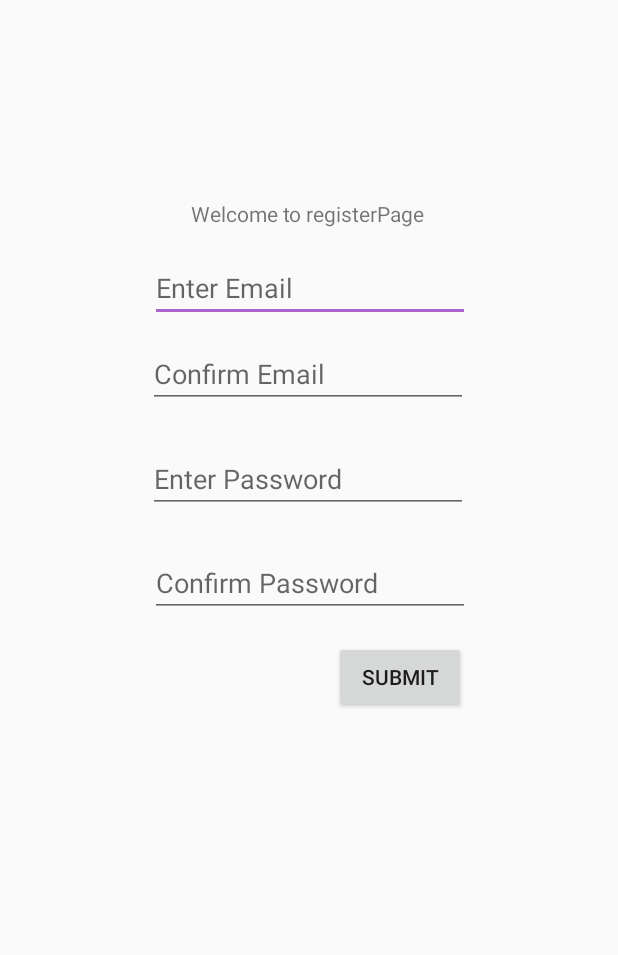
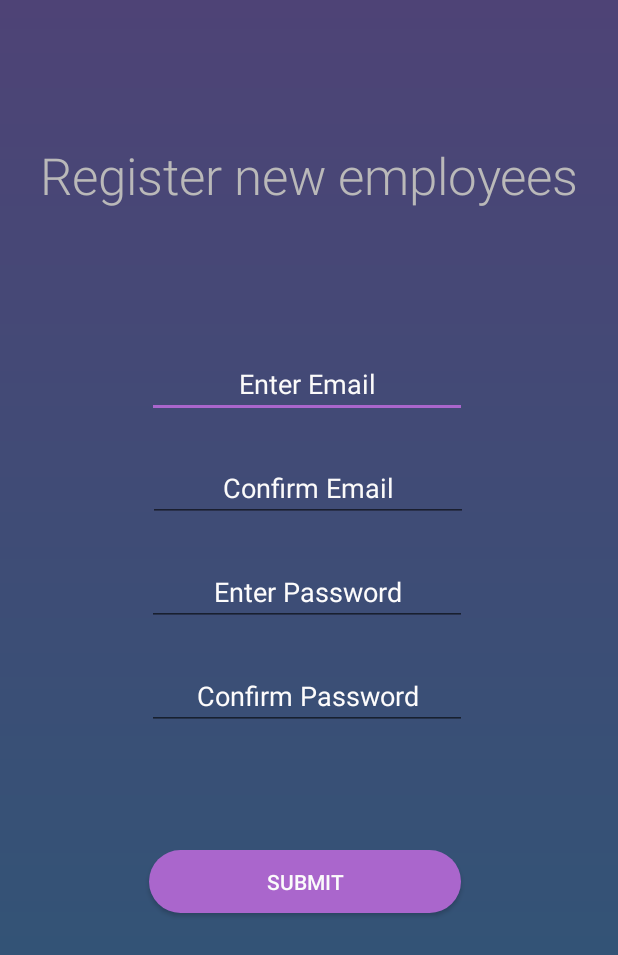
Before and after one commit to pascuale2/Shift-Scheduling-Application, an Android app: the registerpage screen opened directly, with no data from a screen before it, on a phone screen of 412 x 824 dp. Shown: the top 955 px of the screen. Run offline under Robolectric (Android 15) with nearby library versions, the phone set to English and light mode, and no system bars; Roboto replaces fonts that are not available here.

Commit message:
Small updates finished before demo, UI improvements:wq

```diff
--- a/home_screen/app/src/main/java/com/example/home_screen/MainActivity.java
+++ b/home_screen/app/src/main/java/com/example/home_screen/MainActivity.java
@@ -11,7 +11,7 @@ public class MainActivity extends AppCompatActivity {
     @Override
     protected void onCreate(Bundle savedInstanceState) {
         super.onCreate(savedInstanceState);
-        setContentView(R.layout.activity_main);
+        setContentView(R.layout.activity_landing_page);
         Window window = MainActivity.this.getWindow();
         window.addFlags(WindowManager.LayoutParams.FLAG_DRAWS_SYSTEM_BAR_BACKGROUNDS);
         window.clearFlags(WindowManager.LayoutParams.FLAG_TRANSLUCENT_STATUS);
--- a/shiftSchedule/app/src/main/res/layout/activity_registerpage.xml
+++ b/shiftSchedule/app/src/main/res/layout/activity_registerpage.xml
@@ -4,90 +4,105 @@
     xmlns:tools="http://schemas.android.com/tools"
     android:layout_width="match_parent"
     android:layout_height="match_parent"
+    android:background="@drawable/gradient"
     tools:context=".registerpage">
 
     <TextView
         android:id="@+id/registerPageTest"
-        android:layout_width="wrap_content"
-        android:layout_height="wrap_content"
-        android:text="Welcome to registerPage"
+        android:layout_width="359dp"
+        android:layout_height="59dp"
+        android:fontFamily="sans-serif-light"
+        android:text="Register new employees"
+        android:textColor="#BAB9B9"
+        app:autoSizeTextType="uniform"
         app:layout_constraintBottom_toBottomOf="parent"
         app:layout_constraintEnd_toEndOf="parent"
-        app:layout_constraintHorizontal_bias="0.498"
         app:layout_constraintStart_toStartOf="parent"
         app:layout_constraintTop_toTopOf="parent"
-        app:layout_constraintVertical_bias="0.165" />
+        app:layout_constraintVertical_bias="0.123" />
 
     <EditText
         android:id="@+id/RPemailTextView"
         android:layout_width="wrap_content"
         android:layout_height="wrap_content"
+        android:layout_marginTop="80dp"
+        android:ellipsize="start"
         android:ems="10"
+        android:gravity="center_horizontal"
         android:hint="Enter Email"
         android:inputType="textEmailAddress"
-        app:layout_constraintBottom_toBottomOf="parent"
+        android:textColor="#FBFBFB"
+        android:textColorHint="#FBFAFA"
         app:layout_constraintEnd_toEndOf="parent"
-        app:layout_constraintHorizontal_bias="0.502"
+        app:layout_constraintHorizontal_bias="0.492"
         app:layout_constraintStart_toStartOf="parent"
-        app:layout_constraintTop_toBottomOf="@+id/registerPageTest"
-        app:layout_constraintVertical_bias="0.028" />
+        app:layout_constraintTop_toBottomOf="@+id/registerPageTest" />
 
     <EditText
         android:id="@+id/RPpasswordInitial"
         android:layout_width="wrap_content"
         android:layout_height="wrap_content"
+        android:layout_marginTop="24dp"
+        android:ellipsize="start"
         android:ems="10"
+        android:gravity="center_horizontal"
         android:hint="Enter Password"
         android:inputType="textPassword"
-        app:layout_constraintBottom_toBottomOf="parent"
+        android:textColor="#FDFCFC"
+        android:textColorHint="#FDFCFC"
         app:layout_constraintEnd_toEndOf="parent"
-        app:layout_constraintHorizontal_bias="0.497"
+        app:layout_constraintHorizontal_bias="0.492"
         app:layout_constraintStart_toStartOf="parent"
-        app:layout_constraintTop_toBottomOf="@+id/RPconfirmEmail"
-        app:layout_constraintVertical_bias="0.049" />
+        app:layout_constraintTop_toBottomOf="@+id/RPconfirmEmail" />
 
     <EditText
         android:id="@+id/RPpasswordConfirm"
         android:layout_width="wrap_content"
         android:layout_height="wrap_content"
         android:layout_marginTop="24dp"
+        android:ellipsize="start"
         android:ems="10"
+        android:gravity="center_horizontal"
         android:hint="Confirm Password"
         android:inputType="textPassword"
-        app:layout_constraintBottom_toBottomOf="parent"
+        android:textColor="#FDFCFC"
+        android:textColorHint="#FDFCFC"
         app:layout_constraintEnd_toEndOf="parent"
-        app:layout_constraintHorizontal_bias="0.502"
+        app:layout_constraintHorizontal_bias="0.492"
         app:layout_constraintStart_toStartOf="parent"
-        app:layout_constraintTop_toBottomOf="@+id/RPpasswordInitial"
-        app:layout_constraintVertical_bias="0.0" />
+        app:layout_constraintTop_toBottomOf="@+id/RPpasswordInitial" />
 
     <Button
         android:id="@+id/RPsubmitButton"
-        android:layout_width="wrap_content"
-        android:layout_height="wrap_content"
-        android:layout_marginTop="16dp"
+        android:layout_width="208dp"
+        android:layout_height="42dp"
+        android:layout_marginTop="80dp"
+        android:background="@drawable/accent_corner"
+        android:onClick="submitAction"
         android:text="Submit"
+        android:textColor="#FBFBFB"
         app:layout_constraintBottom_toBottomOf="parent"
         app:layout_constraintEnd_toEndOf="parent"
-        app:layout_constraintHorizontal_bias="0.687"
+        app:layout_constraintHorizontal_bias="0.487"
         app:layout_constraintStart_toStartOf="parent"
         app:layout_constraintTop_toBottomOf="@+id/RPpasswordConfirm"
-        app:layout_constraintVertical_bias="0.0"
-        android:onClick="submitAction"/>
+        app:layout_constraintVertical_bias="0.0" />
 
     <EditText
         android:id="@+id/RPconfirmEmail"
         android:layout_width="wrap_content"
         android:layout_height="wrap_content"
-        android:layout_marginTop="12dp"
+        android:layout_marginTop="24dp"
+        android:ellipsize="start"
         android:ems="10"
+        android:gravity="center_horizontal"
         android:hint="Confirm Email"
         android:inputType="textEmailAddress"
-        app:layout_constraintBottom_toBottomOf="parent"
+        android:textColor="#FAF8F8"
+        android:textColorHint="#FBFAFA"
         app:layout_constraintEnd_toEndOf="parent"
         app:layout_constraintHorizontal_bias="0.497"
         app:layout_constraintStart_toStartOf="parent"
-        app:layout_constraintTop_toBottomOf="@+id/RPemailTextView"
-        app:layout_constraintVertical_bias="0.0" />
+        app:layout_constraintTop_toBottomOf="@+id/RPemailTextView" />
 
 </androidx.constraintlayout.widget.ConstraintLayout>
```
Also changed, not shown: shiftSchedule/app/src/main/res/layout/activity_landing_page.xml (+43 -38 lines), shiftSchedule/app/src/main/res/layout/activity_main.xml (+18 -4 lines).
